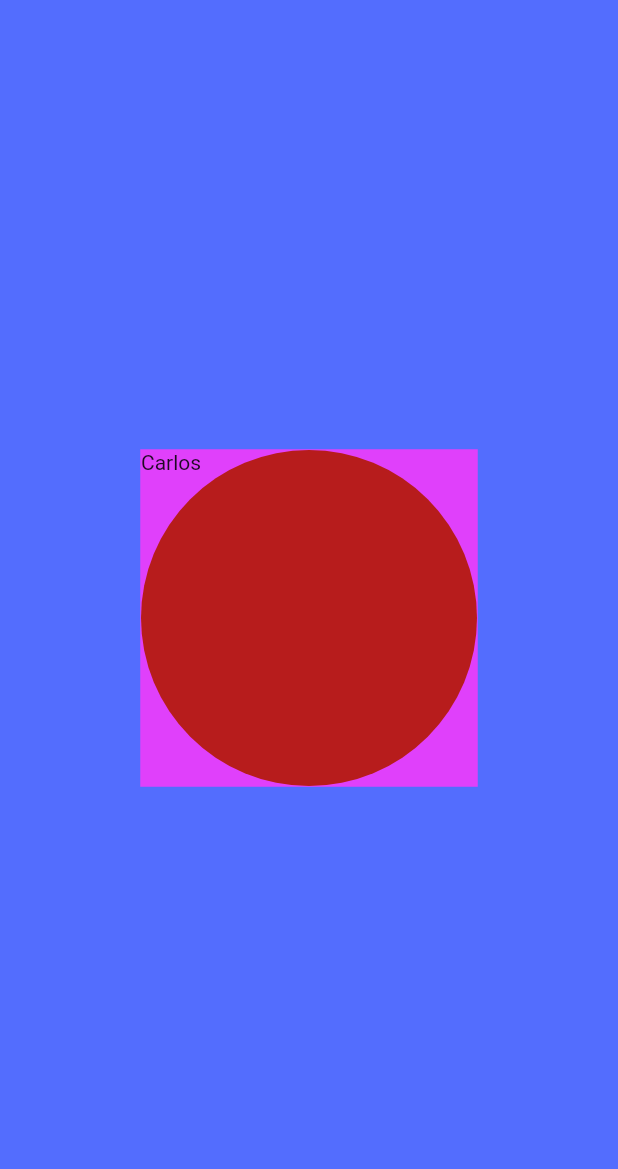
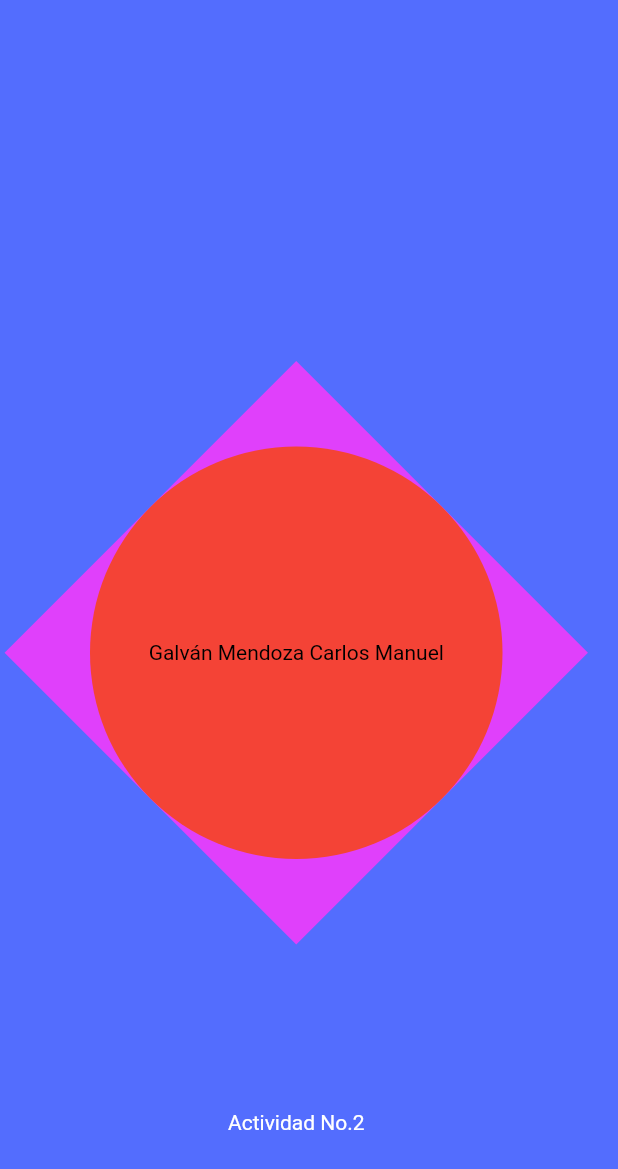
Before and after one commit to Leonred101/ejercicio_02, a Flutter app: the screen it shows after launch, on a phone screen of 412 x 824 dp. Shown: the top 1169 px of the screen. Run offline on Flutter 3.47's test engine with Material 2 defaults, Android fonts, the phone set to English and light mode, and no system bars.

Commit message:
Rotación Corregida

```diff
--- a/lib/home.dart
+++ b/lib/home.dart
@@ -1,25 +1,52 @@
 import 'package:flutter/material.dart';
 import 'dart:math' as math;
+import 'package:flutter/rendering.dart';
+
 
 
 class Home extends StatelessWidget {
   @override
   Widget build(BuildContext context) {
     return Scaffold(
-      body:  Center(
-        child: Container(
-          height: 225,
-          width: 225,
-          color: Colors.purpleAccent,
-          child: Center(
-            child: Container(
-              width: 224,
-              height: 224,
-              decoration: BoxDecoration(shape: BoxShape.circle, color: Colors.red[900]),
-              child: Text("Carlos"),
-            )
+      body:  Column(
+        mainAxisAlignment: MainAxisAlignment.spaceEvenly,
+        crossAxisAlignment: CrossAxisAlignment.center,
+        children: [
+          Container(
+              margin:EdgeInsets.only(top: 230, left: 60),
+              width: 275,
+              height: 275,
+              child: Transform(
+                alignment: Alignment.center, //origin: Offset(100, 100)
+                transform: Matrix4.rotationZ(math.pi/4),
+                child: Container(
+                  color: Colors.purpleAccent,
+                  child: Transform(
+                    alignment: Alignment.center,
+                    transform: Matrix4.rotationZ(-math.pi/4),
+                    child: Container(
+                      decoration: BoxDecoration(
+                        color: Colors.red,
+                        shape: BoxShape.circle,
+                      ),
+                      child: Center(
+                        child: Text(
+                        "Galván Mendoza Carlos Manuel",
+                        style: TextStyle(
+                          color: Colors.black
+                        )
+                        )
+                      ),
+                    ),
+                  ),
+                ),
+              ),
+            ),
+        Container(
+            padding: EdgeInsets.only(top: 100, left: 60),
+            child: Text("Actividad No.2", style: TextStyle(color: Colors.white), textAlign: TextAlign.center,),
           )
-        ),
+        ],
       ),
       backgroundColor: Colors.indigoAccent,
     );
```
